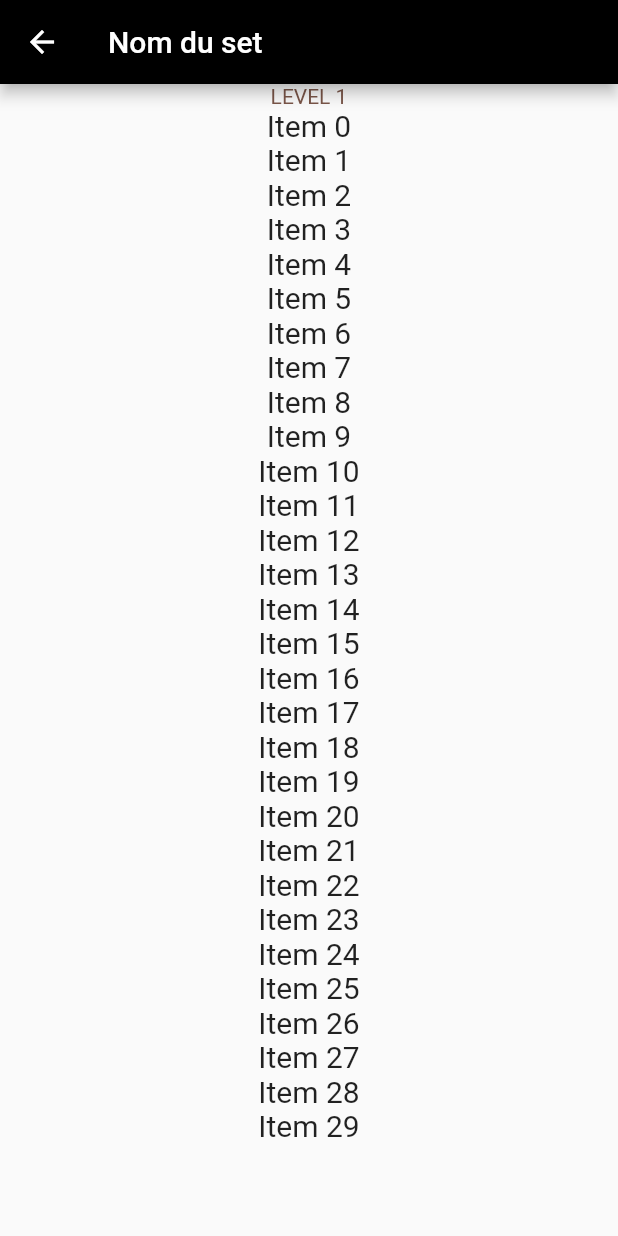
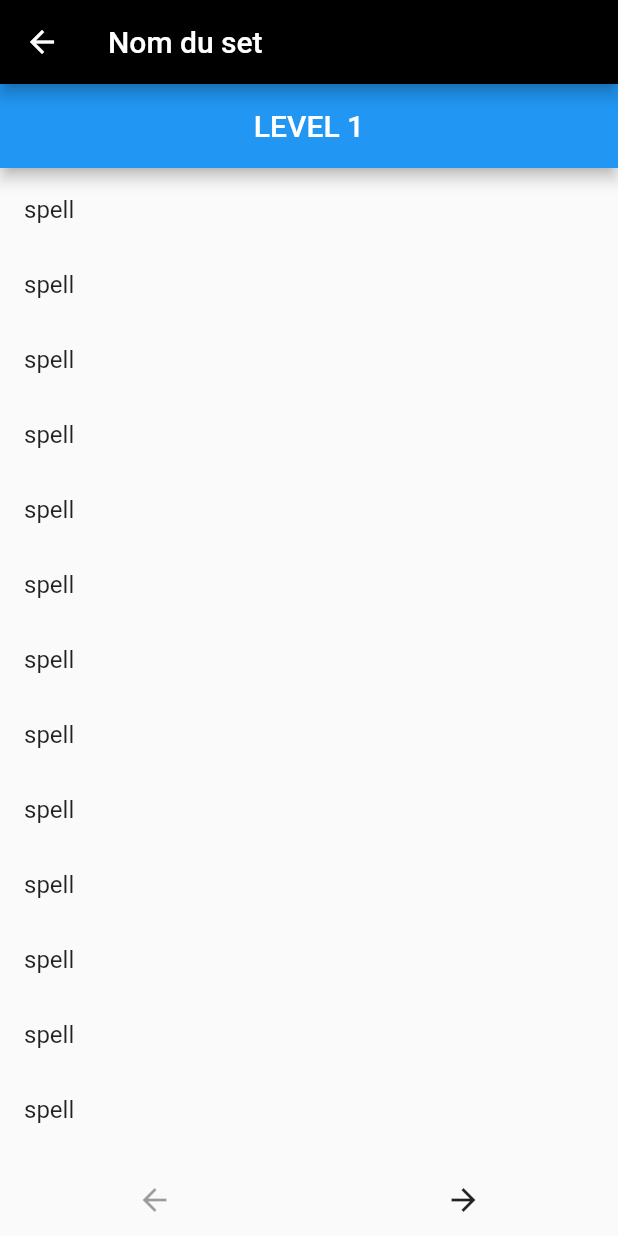
Before and after one commit to PiR194/SpellTastic, a Flutter app: the SetDisplay screen opened by its route, on a phone screen of 412 x 824 dp. Run offline on Flutter 3.47's test engine with Material 2 defaults, Android fonts, the phone set to English and light mode, and no system bars; our stand-ins replace sqflite, sqflite_common_ffi; missing offline and left inert: dart:ffi, sqlite3; accounts and stored records are empty.

Commit message:
fix all on swipe + add arrow to swipe

```diff
--- a/lib/src/view/setDisplay.dart
+++ b/lib/src/view/setDisplay.dart
@@ -2,17 +2,46 @@ import 'package:flutter/material.dart';
 import 'widgets/spellSetWidget.dart';
 import 'home.dart';
 
-class SetDisplay extends StatelessWidget {
+class SetDisplay extends StatefulWidget {
+  @override
+  _SetDisplayState createState() => _SetDisplayState();
+}
+
+class _SetDisplayState extends State<SetDisplay> {
+  final PageController _pageController = PageController();
+  int _currentPage = 0;
+
+  @override
+  void dispose() {
+    _pageController.dispose();
+    super.dispose();
+  }
+
+  void _goToPage(int page) {
+    _pageController.animateToPage(
+      page,
+      duration: Duration(milliseconds: 500),
+      curve: Curves.easeInOut,
+    );
+  }
+
   @override
   Widget build(BuildContext context) {
-    final PageController setController = PageController();
     return Scaffold(
       appBar: AppBar(
         title: Text('Nom du set'),
         backgroundColor: Colors.black,
       ),
-      body: PageView(
-        controller: setController,
+      body: Column(
+        children: [
+          Expanded(
+            child: PageView(
+              controller: _pageController,
+              onPageChanged: (int page) {
+                setState(() {
+                  _currentPage = page;
+                });
+              },
               children: <Widget>[
                 Container(
                   child: SpellSetWidget(
@@ -26,6 +55,30 @@ class SetDisplay extends StatelessWidget {
                 ),
               ],
             ),
+          ),
+          Row(
+            mainAxisAlignment: MainAxisAlignment.spaceAround,
+            children: [
+              IconButton(
+                icon: Icon(Icons.arrow_back),
+                onPressed: _currentPage == 0
+                    ? null
+                    : () {
+                        _goToPage(_currentPage - 1);
+                      },
+              ),
+              IconButton(
+                icon: Icon(Icons.arrow_forward),
+                onPressed: _currentPage == 1
+                    ? null
+                    : () {
+                        _goToPage(_currentPage + 1);
+                      },
+              ),
+            ],
+          ),
+        ],
+      ),
     );
   }
 }
--- a/lib/src/view/widgets/spellSetWidget.dart
+++ b/lib/src/view/widgets/spellSetWidget.dart
@@ -1,4 +1,6 @@
 import 'package:flutter/material.dart';
+
+import '../spell_detail_page.dart';
 
 class SpellSetWidget extends StatelessWidget {
   String level;
@@ -6,29 +8,22 @@ class SpellSetWidget extends StatelessWidget {
 
   @override
   Widget build(BuildContext context) {
-    return SingleChildScrollView(
-      child: Column(
-        children: [
-          Text(
-            'LEVEL $level',
-            textAlign: TextAlign.center,
-            style: const TextStyle(
-              color: Colors.brown,
-              decoration: TextDecoration.none,
-            ),
-          ),
-          ListView(scrollDirection: Axis.vertical, shrinkWrap: true, children: [
-            for (int i = 0; i < 30; i++)
-              Text(
-                'Item $i',
-                style: const TextStyle(
-                  fontSize: 20,
-                  decoration: TextDecoration.none,
-                ),
-                textAlign: TextAlign.center,
-              ),
-          ])
-        ],
+    return Scaffold(
+      appBar: AppBar(
+        title: Text('LEVEL $level'),
+        centerTitle: true,
+        automaticallyImplyLeading: false,
+      ),
+      body: ListView.builder(
+        itemExtent: 50,
+        cacheExtent: 2,
+        itemCount: 30,
+        itemBuilder: (context, index) {
+          return ListTile(
+            title: Text("spell"),
+            onTap: () {},
+          );
+        },
       ),
     );
   }
```
Lines whose indentation alone changed are shown as unchanged.
